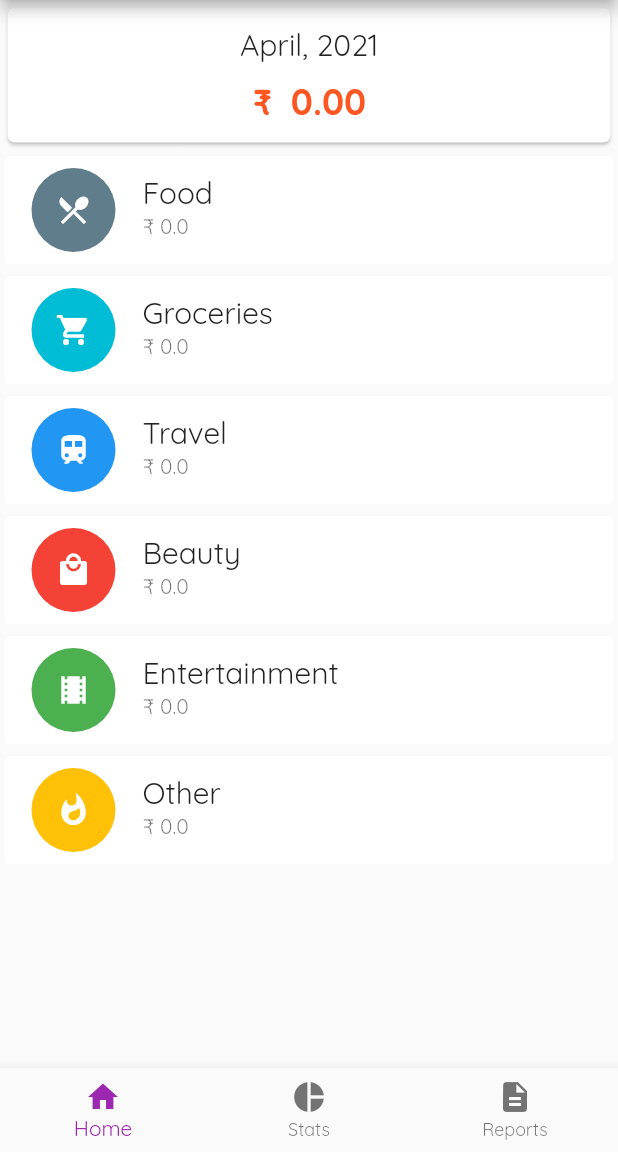
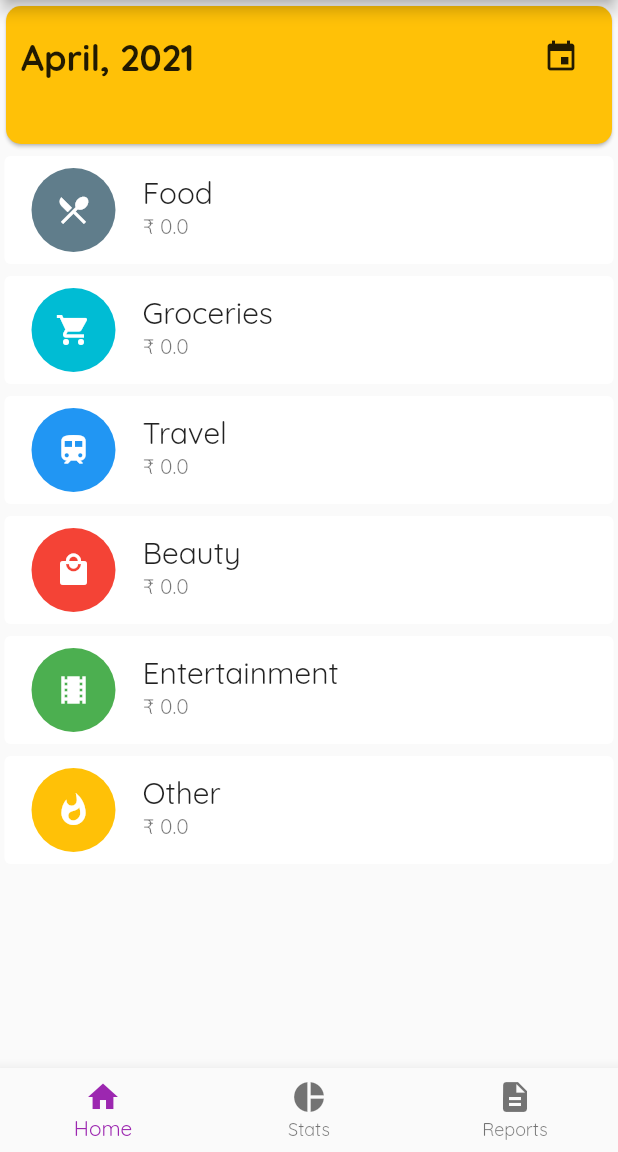
Before and after one commit to nipunvv/ExpenseTracker, a Flutter app: the screen it shows after launch, on a phone screen of 412 x 824 dp, the part 84-1236 px from its top. Run offline on Flutter 3.47's test engine with Material 2 defaults, Android fonts, the phone set to English and light mode, and no system bars; our stand-ins replace carousel_slider, fl_chart, flutter_redux, redux, redux_thunk, sqflite; accounts and stored records are empty.

Commit message:
Refactor ui

```diff
--- a/lib/main.dart
+++ b/lib/main.dart
@@ -161,37 +161,49 @@ class _MyHomePageState extends State<MyHomePage> {
               height: 100,
               width: double.infinity,
               child: Card(
-                elevation: 1,
                 shape: RoundedRectangleBorder(
-                  borderRadius: BorderRadius.circular(5),
+                  borderRadius: BorderRadius.circular(10),
                 ),
-                margin: EdgeInsets.all(5),
+                color: Colors.amber,
+                child: Container(
+                  width: double.infinity,
+                  padding: EdgeInsets.symmetric(
+                    horizontal: 10,
+                    vertical: 10,
+                  ),
                   child: Column(
-                  mainAxisAlignment: MainAxisAlignment.center,
+                    crossAxisAlignment: CrossAxisAlignment.start,
+                    children: [
+                      Row(
+                        mainAxisAlignment: MainAxisAlignment.spaceBetween,
                         children: [
                           Text(
                             getMonthAndYear(),
-                      style: Theme.of(context).textTheme.headline6,
+                            style: TextStyle(
+                              fontSize: 24,
+                              fontWeight: FontWeight.bold,
                             ),
-                    SizedBox(
-                      height: 10,
+                          ),
+                          IconButton(
+                            icon: Icon(Icons.event),
+                            onPressed: () {},
+                          )
+                        ],
                       ),
                       StoreConnector<AppState, List<TransactionSummary>>(
                         distinct: true,
                         converter: (store) =>
                             store.state.txSummaryState.txSummary,
                         builder: (context, txSummary) {
+                          if (txSummary.length > 0) {
                             return Text(
-                          '₹  ${getTotalExpense(txSummary)}',
-                          style: TextStyle(
-                            color: Colors.deepOrange,
-                            fontWeight: FontWeight.bold,
-                            fontSize: 24,
-                          ),
+                              'Total Expense: ₹ ${getTotalExpense(txSummary)}',
                             );
+                          }
                         },
                       ),
                     ],
+                  ),
                 ),
               ),
             ),
--- a/lib/widgets/stats/pie_chart.dart
+++ b/lib/widgets/stats/pie_chart.dart
@@ -73,7 +73,6 @@ class PieChartState extends State {
   }
 
   double getValue(double amount) {
-    print("AMOUNT =============> ${amount.toStringAsFixed(1)}");
     return amount != null ? double.parse(amount.toStringAsFixed(1)) : 1;
   }
 
```
Lines whose indentation alone changed are shown as unchanged.
